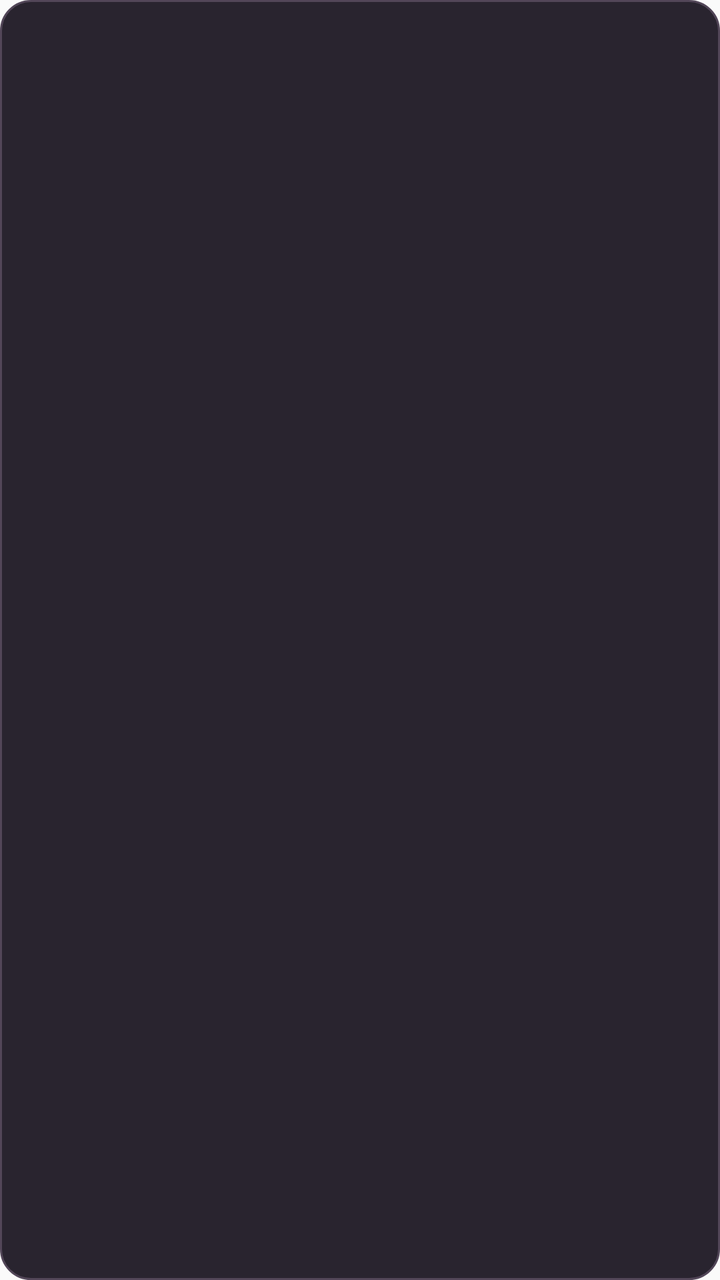
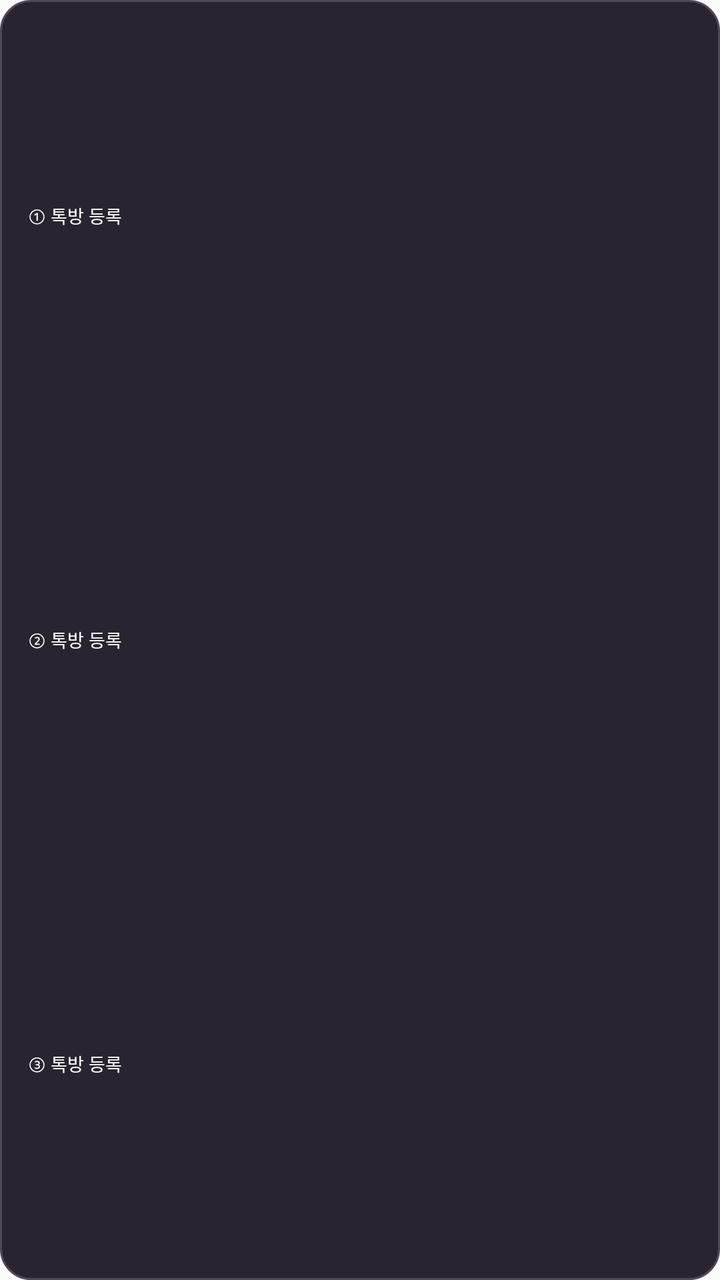

Compare the two renders of this Android layout. The source of the first and the diff that turns it into the second are given below.
<!-- AndroidManifest.xml: application theme android:Theme.Material.Light.NoActionBar -->
<!-- res/layout/widget_small.xml -->
<?xml version="1.0" encoding="utf-8"?>
<LinearLayout xmlns:android="http://schemas.android.com/apk/res/android"
    android:id="@+id/widget_root"
    android:layout_width="match_parent"
    android:layout_height="match_parent"
    android:orientation="vertical"
    android:gravity="center_vertical"
    android:background="@drawable/widget_bg"
    android:paddingStart="7dp"
    android:paddingEnd="7dp"
    android:paddingTop="3dp"
    android:paddingBottom="3dp">

    <LinearLayout android:layout_width="match_parent" android:layout_height="0dp"
        android:layout_weight="1" android:orientation="horizontal" android:gravity="center_vertical">
        <TextView android:id="@+id/room_name_1"
            android:layout_width="0dp" android:layout_weight="1" android:layout_height="match_parent"
            android:gravity="center_vertical" android:singleLine="true" android:ellipsize="end"
            android:includeFontPadding="false" android:textSize="10sp" android:textColor="#F0EBF3"/>
        <TextView android:id="@+id/room_status_1"
            android:layout_width="wrap_content" android:layout_height="match_parent"
            android:gravity="center_vertical" android:singleLine="true"
            android:includeFontPadding="false" android:paddingStart="3dp"
            android:textSize="9sp" android:textColor="#FFB6DC"/>
    </LinearLayout>
    <LinearLayout android:layout_width="match_parent" android:layout_height="0dp"
        android:layout_weight="1" android:orientation="horizontal" android:gravity="center_vertical">
        <TextView android:id="@+id/room_name_2"
            android:layout_width="0dp" android:layout_weight="1" android:layout_height="match_parent"
            android:gravity="center_vertical" android:singleLine="true" android:ellipsize="end"
            android:includeFontPadding="false" android:textSize="10sp" android:textColor="#F0EBF3"/>
        <TextView android:id="@+id/room_status_2"
            android:layout_width="wrap_content" android:layout_height="match_parent"
            android:gravity="center_vertical" android:singleLine="true"
            android:includeFontPadding="false" android:paddingStart="3dp"
            android:textSize="9sp" android:textColor="#FFB6DC"/>
    </LinearLayout>
    <LinearLayout android:layout_width="match_parent" android:layout_height="0dp"
        android:layout_weight="1" android:orientation="horizontal" android:gravity="center_vertical">
        <TextView android:id="@+id/room_name_3"
            android:layout_width="0dp" android:layout_weight="1" android:layout_height="match_parent"
            android:gravity="center_vertical" android:singleLine="true" android:ellipsize="end"
            android:includeFontPadding="false" android:textSize="10sp" android:textColor="#F0EBF3"/>
        <TextView android:id="@+id/room_status_3"
            android:layout_width="wrap_content" android:layout_height="match_parent"
            android:gravity="center_vertical" android:singleLine="true"
            android:includeFontPadding="false" android:paddingStart="3dp"
            android:textSize="9sp" android:textColor="#FFB6DC"/>
    </LinearLayout>
</LinearLayout>
<!-- resources referenced by this layout -->
<resources>
  <!-- drawable widget_bg (drawable) -->
  <?xml version="1.0" encoding="utf-8"?>
  <shape xmlns:android="http://schemas.android.com/apk/res/android">
      <solid android:color="#29242F"/>
      <corners android:radius="15dp"/>
      <stroke android:width="1dp" android:color="#524658"/>
  </shape>
</resources>

<!-- the commit's change to res/layout/widget_small.xml (unified diff, before → after) -->
@@ -6,45 +6,47 @@
     android:orientation="vertical"
     android:gravity="center_vertical"
     android:background="@drawable/widget_bg"
-    android:paddingStart="7dp"
-    android:paddingEnd="7dp"
-    android:paddingTop="3dp"
-    android:paddingBottom="3dp">
+    android:paddingStart="14dp"
+    android:paddingEnd="14dp"
+    android:paddingTop="2dp"
+    android:paddingBottom="2dp">
 
-    <LinearLayout android:layout_width="match_parent" android:layout_height="0dp"
-        android:layout_weight="1" android:orientation="horizontal" android:gravity="center_vertical">
-        <TextView android:id="@+id/room_name_1"
-            android:layout_width="0dp" android:layout_weight="1" android:layout_height="match_parent"
-            android:gravity="center_vertical" android:singleLine="true" android:ellipsize="end"
-            android:includeFontPadding="false" android:textSize="10sp" android:textColor="#F0EBF3"/>
-        <TextView android:id="@+id/room_status_1"
-            android:layout_width="wrap_content" android:layout_height="match_parent"
-            android:gravity="center_vertical" android:singleLine="true"
-            android:includeFontPadding="false" android:paddingStart="3dp"
-            android:textSize="9sp" android:textColor="#FFB6DC"/>
-    </LinearLayout>
-    <LinearLayout android:layout_width="match_parent" android:layout_height="0dp"
-        android:layout_weight="1" android:orientation="horizontal" android:gravity="center_vertical">
-        <TextView android:id="@+id/room_name_2"
-            android:layout_width="0dp" android:layout_weight="1" android:layout_height="match_parent"
-            android:gravity="center_vertical" android:singleLine="true" android:ellipsize="end"
-            android:includeFontPadding="false" android:textSize="10sp" android:textColor="#F0EBF3"/>
-        <TextView android:id="@+id/room_status_2"
-            android:layout_width="wrap_content" android:layout_height="match_parent"
-            android:gravity="center_vertical" android:singleLine="true"
-            android:includeFontPadding="false" android:paddingStart="3dp"
-            android:textSize="9sp" android:textColor="#FFB6DC"/>
-    </LinearLayout>
-    <LinearLayout android:layout_width="match_parent" android:layout_height="0dp"
-        android:layout_weight="1" android:orientation="horizontal" android:gravity="center_vertical">
-        <TextView android:id="@+id/room_name_3"
-            android:layout_width="0dp" android:layout_weight="1" android:layout_height="match_parent"
-            android:gravity="center_vertical" android:singleLine="true" android:ellipsize="end"
-            android:includeFontPadding="false" android:textSize="10sp" android:textColor="#F0EBF3"/>
-        <TextView android:id="@+id/room_status_3"
-            android:layout_width="wrap_content" android:layout_height="match_parent"
-            android:gravity="center_vertical" android:singleLine="true"
-            android:includeFontPadding="false" android:paddingStart="3dp"
-            android:textSize="9sp" android:textColor="#FFB6DC"/>
-    </LinearLayout>
+    <TextView
+        android:id="@+id/room_row_1"
+        android:layout_width="match_parent"
+        android:layout_height="0dp"
+        android:layout_weight="1"
+        android:gravity="center_vertical"
+        android:singleLine="true"
+        android:ellipsize="end"
+        android:includeFontPadding="false"
+        android:textSize="9sp"
+        android:textColor="#FFFFFF"
+        android:text="① 톡방 등록"/>
+
+    <TextView
+        android:id="@+id/room_row_2"
+        android:layout_width="match_parent"
+        android:layout_height="0dp"
+        android:layout_weight="1"
+        android:gravity="center_vertical"
+        android:singleLine="true"
+        android:ellipsize="end"
+        android:includeFontPadding="false"
+        android:textSize="9sp"
+        android:textColor="#FFFFFF"
+        android:text="② 톡방 등록"/>
+
+    <TextView
+        android:id="@+id/room_row_3"
+        android:layout_width="match_parent"
+        android:layout_height="0dp"
+        android:layout_weight="1"
+        android:gravity="center_vertical"
+        android:singleLine="true"
+        android:ellipsize="end"
+        android:includeFontPadding="false"
+        android:textSize="9sp"
+        android:textColor="#FFFFFF"
+        android:text="③ 톡방 등록"/>
 </LinearLayout>
